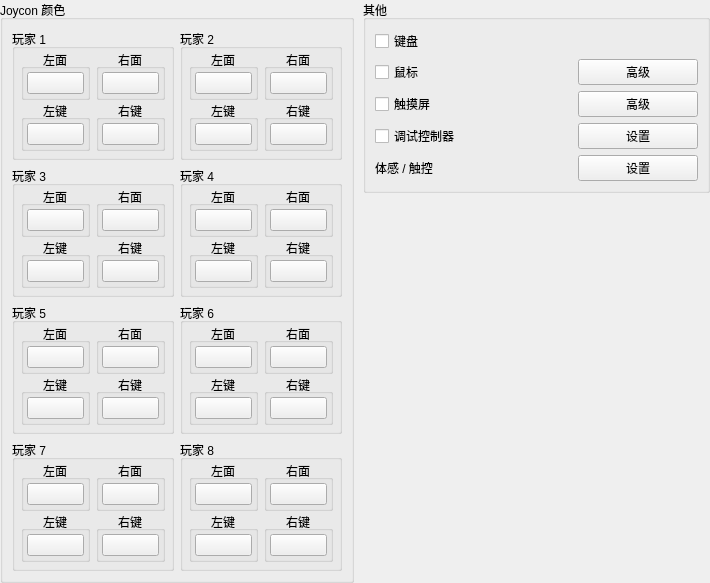
Old version of the form src/yuzu/configuration/configure_input_advanced.ui in the repository formylover/yuzu-early-access.
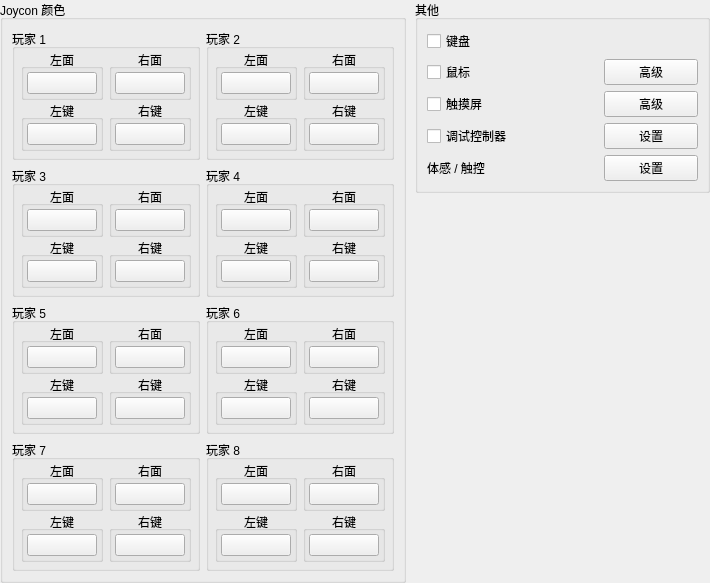
New version of the form.

Diff of the .ui file:
```diff
--- a/src/yuzu/configuration/configure_input_advanced.ui
+++ b/src/yuzu/configuration/configure_input_advanced.ui
@@ -192,18 +192,18 @@
                              </property>
                              <property name="minimumSize">
                               <size>
-                               <width>57</width>
+                               <width>68</width>
                                <height>0</height>
                               </size>
                              </property>
                              <property name="maximumSize">
                               <size>
-                               <width>55</width>
+                               <width>68</width>
                                <height>16777215</height>
                               </size>
                              </property>
                              <property name="styleSheet">
-                              <string notr="true">min-width: 55px;</string>
+                              <string notr="true">min-width: 68px;</string>
                              </property>
                              <property name="text">
                               <string/>
@@ -247,18 +247,18 @@
                              </property>
                              <property name="minimumSize">
                               <size>
-                               <width>57</width>
+                               <width>68</width>
                                <height>0</height>
                               </size>
                              </property>
                              <property name="maximumSize">
                               <size>
-                               <width>55</width>
+                               <width>68</width>
                                <height>16777215</height>
                               </size>
                              </property>
                              <property name="styleSheet">
-                              <string notr="true">min-width: 55px;</string>
+                              <string notr="true">min-width: 68px;</string>
                              </property>
                              <property name="text">
                               <string/>
@@ -323,18 +323,18 @@
                              </property>
                              <property name="minimumSize">
                               <size>
-                               <width>57</width>
+                               <width>68</width>
                                <height>0</height>
                               </size>
                              </property>
                              <property name="maximumSize">
                               <size>
-                               <width>55</width>
+                               <width>68</width>
                                <height>16777215</height>
                               </size>
                              </property>
                              <property name="styleSheet">
-                              <string notr="true">min-width: 55px;</string>
+                              <string notr="true">min-width: 68px;</string>
                              </property>
                              <property name="text">
                               <string/>
@@ -378,18 +378,18 @@
                              </property>
                              <property name="minimumSize">
                               <size>
-                               <width>57</width>
+                               <width>68</width>
                                <height>0</height>
                               </size>
                              </property>
                              <property name="maximumSize">
                               <size>
-                               <width>55</width>
+                               <width>68</width>
                                <height>16777215</height>
                               </size>
                              </property>
                              <property name="styleSheet">
-                              <string notr="true">min-width: 55px;</string>
+                              <string notr="true">min-width: 68px;</string>
                              </property>
                              <property name="text">
                               <string/>
@@ -478,18 +478,18 @@
                              </property>
                              <property name="minimumSize">
                               <size>
-                               <width>57</width>
+                               <width>68</width>
                                <height>0</height>
                               </size>
                              </property>
                              <property name="maximumSize">
                               <size>
-                               <width>55</width>
+                               <width>68</width>
                                <height>16777215</height>
                               </size>
                              </property>
                              <property name="styleSheet">
-                              <string notr="true">min-width: 55px;</string>
+                              <string notr="true">min-width: 68px;</string>
                              </property>
                              <property name="text">
                               <string/>
@@ -533,18 +533,18 @@
                              </property>
                              <property name="minimumSize">
                               <size>
-                               <width>57</width>
+                               <width>68</width>
                                <height>0</height>
                               </size>
                              </property>
                              <property name="maximumSize">
                               <size>
-                               <width>55</width>
+                               <width>68</width>
                                <height>16777215</height>
                               </size>
                              </property>
                              <property name="styleSheet">
-                              <string notr="true">min-width: 55px;</string>
+                              <string notr="true">min-width: 68px;</string>
                              </property>
                              <property name="text">
                               <string/>
@@ -609,18 +609,18 @@
                              </property>
                              <property name="minimumSize">
                               <size>
-                               <width>57</width>
+                               <width>68</width>
                                <height>0</height>
                               </size>
                              </property>
                              <property name="maximumSize">
                               <size>
-                               <width>55</width>
+                               <width>68</width>
                                <height>16777215</height>
                               </size>
                              </property>
                              <property name="styleSheet">
-                              <string notr="true">min-width: 55px;</string>
+                              <string notr="true">min-width: 68px;</string>
                              </property>
                              <property name="text">
                               <string/>
@@ -664,18 +664,18 @@
                              </property>
                              <property name="minimumSize">
                               <size>
-                               <width>57</width>
+                               <width>68</width>
                                <height>0</height>
                               </size>
                              </property>
                              <property name="maximumSize">
                               <size>
-                               <width>55</width>
+                               <width>68</width>
                                <height>16777215</height>
                               </size>
                              </property>
                              <property name="styleSheet">
-                              <string notr="true">min-width: 55px;</string>
+                              <string notr="true">min-width: 68px;</string>
                              </property>
                              <property name="text">
                               <string/>
@@ -782,18 +782,18 @@
                              </property>
                              <property name="minimumSize">
                               <size>
-                               <width>57</width>
+                               <width>68</width>
                                <height>0</height>
                               </size>
                              </property>
                              <property name="maximumSize">
                               <size>
-                               <width>55</width>
+                               <width>68</width>
                                <height>16777215</height>
                               </size>
                              </property>
                              <property name="styleSheet">
-                              <string notr="true">min-width: 55px;</string>
+                              <string notr="true">min-width: 68px;</string>
                              </property>
                              <property name="text">
                               <string/>
@@ -837,18 +837,18 @@
                              </property>
                              <property name="minimumSize">
                               <size>
-                               <width>57</width>
+                               <width>68</width>
                                <height>0</height>
                               </size>
                              </property>
                              <property name="maximumSize">
                               <size>
-                               <width>55</width>
+                               <width>68</width>
                                <height>16777215</height>
                               </size>
                              </property>
                              <property name="styleSheet">
-                              <string notr="true">min-width: 55px;</string>
+                              <string notr="true">min-width: 68px;</string>
                              </property>
                              <property name="text">
                               <string/>
@@ -913,18 +913,18 @@
                              </property>
                              <property name="minimumSize">
                               <size>
-                               <width>57</width>
+                               <width>68</width>
                                <height>0</height>
                               </size>
                              </property>
                              <property name="maximumSize">
                               <size>
-                               <width>55</width>
+                               <width>68</width>
                                <height>16777215</height>
                               </size>
                              </property>
                              <property name="styleSheet">
-                              <string notr="true">min-width: 55px;</string>
+                              <string notr="true">min-width: 68px;</string>
                              </property>
                              <property name="text">
                               <string/>
@@ -968,18 +968,18 @@
                              </property>
                              <property name="minimumSize">
                               <size>
-                               <width>57</width>
+                               <width>68</width>
                                <height>0</height>
                               </size>
                              </property>
                              <property name="maximumSize">
                               <size>
-                               <width>55</width>
+                               <width>68</width>
                                <height>16777215</height>
                               </size>
                              </property>
                              <property name="styleSheet">
-                              <string notr="true">min-width: 55px;</string>
+                              <string notr="true">min-width: 68px;</string>
                              </property>
                              <property name="text">
                               <string/>
@@ -1068,18 +1068,18 @@
                              </property>
                              <property name="minimumSize">
                               <size>
-                               <width>57</width>
+                               <width>68</width>
                                <height>0</height>
                               </size>
                              </property>
                              <property name="maximumSize">
                               <size>
-                               <width>55</width>
+                               <width>68</width>
                                <height>16777215</height>
                               </size>
                              </property>
                              <property name="styleSheet">
-                              <string notr="true">min-width: 55px;</string>
+                              <string notr="true">min-width: 68px;</string>
                              </property>
                              <property name="text">
                               <string/>
@@ -1123,18 +1123,18 @@
                              </property>
                              <property name="minimumSize">
                               <size>
-                               <width>57</width>
+                               <width>68</width>
                                <height>0</height>
                               </size>
                              </property>
                              <property name="maximumSize">
                               <size>
-                               <width>55</width>
+                               <width>68</width>
                                <height>16777215</height>
                               </size>
                              </property>
                              <property name="styleSheet">
-                              <string notr="true">min-width: 55px;</string>
+                              <string notr="true">min-width: 68px;</string>
                              </property>
                              <property name="text">
                               <string/>
@@ -1199,18 +1199,18 @@
                              </property>
                              <property name="minimumSize">
                               <size>
-                               <width>57</width>
+                               <width>68</width>
                                <height>0</height>
                               </size>
                              </property>
                              <property name="maximumSize">
                               <size>
-                               <width>55</width>
+                               <width>68</width>
                                <height>16777215</height>
                               </size>
                              </property>
                              <property name="styleSheet">
-                              <string notr="true">min-width: 55px;</string>
+                              <string notr="true">min-width: 68px;</string>
                              </property>
                              <property name="text">
                               <string/>
@@ -1254,18 +1254,18 @@
                              </property>
                              <property name="minimumSize">
                               <size>
-                               <width>57</width>
+                               <width>68</width>
                                <height>0</height>
                               </size>
                              </property>
                              <property name="maximumSize">
                               <size>
-                               <width>55</width>
+                               <width>68</width>
                                <height>16777215</height>
                               </size>
                              </property>
                              <property name="styleSheet">
-                              <string notr="true">min-width: 55px;</string>
+                              <string notr="true">min-width: 68px;</string>
                              </property>
                              <property name="text">
                               <string/>
@@ -1393,18 +1393,18 @@
                              </property>
                              <property name="minimumSize">
                               <size>
-                               <width>57</width>
+                               <width>68</width>
                                <height>0</height>
                               </size>
                              </property>
                              <property name="maximumSize">
                               <size>
-                               <width>55</width>
+                               <width>68</width>
                                <height>16777215</height>
                               </size>
                              </property>
                              <property name="styleSheet">
-                              <string notr="true">min-width: 55px;</string>
+                              <string notr="true">min-width: 68px;</string>
                              </property>
                              <property name="text">
                               <string/>
@@ -1448,18 +1448,18 @@
                              </property>
                              <property name="minimumSize">
                               <size>
-                               <width>57</width>
+                               <width>68</width>
                                <height>0</height>
                               </size>
                              </property>
                              <property name="maximumSize">
                               <size>
-                               <width>55</width>
+                               <width>68</width>
                                <height>16777215</height>
                               </size>
                              </property>
                              <property name="styleSheet">
-                              <string notr="true">min-width: 55px;</string>
+                              <string notr="true">min-width: 68px;</string>
                              </property>
                              <property name="text">
                               <string/>
@@ -1524,18 +1524,18 @@
                              </property>
                              <property name="minimumSize">
                               <size>
-                               <width>57</width>
+                               <width>68</width>
                                <height>0</height>
                               </size>
                              </property>
                              <property name="maximumSize">
                               <size>
-                               <width>55</width>
+                               <width>68</width>
                                <height>16777215</height>
                               </size>
                              </property>
                              <property name="styleSheet">
-                              <string notr="true">min-width: 55px;</string>
+                              <string notr="true">min-width: 68px;</string>
                              </property>
                              <property name="text">
                               <string/>
@@ -1579,18 +1579,18 @@
                              </property>
                              <property name="minimumSize">
                               <size>
-                               <width>57</width>
+                               <width>68</width>
                                <height>0</height>
                               </size>
                              </property>
                              <property name="maximumSize">
                               <size>
-                               <width>55</width>
+                               <width>68</width>
                                <height>16777215</height>
                               </size>
                              </property>
                              <property name="styleSheet">
-                              <string notr="true">min-width: 55px;</string>
+                              <string notr="true">min-width: 68px;</string>
                              </property>
                              <property name="text">
                               <string/>
@@ -1679,18 +1679,18 @@
                              </property>
                              <property name="minimumSize">
                               <size>
-                               <width>57</width>
+                               <width>68</width>
                                <height>0</height>
                               </size>
                              </property>
                              <property name="maximumSize">
                               <size>
-                               <width>55</width>
+                               <width>68</width>
                                <height>16777215</height>
                               </size>
                              </property>
                              <property name="styleSheet">
-                              <string notr="true">min-width: 55px;</string>
+                              <string notr="true">min-width: 68px;</string>
                              </property>
                              <property name="text">
                               <string/>
@@ -1734,18 +1734,18 @@
                              </property>
                              <property name="minimumSize">
                               <size>
-                               <width>57</width>
+                               <width>68</width>
                                <height>0</height>
                               </size>
                              </property>
                              <property name="maximumSize">
                               <size>
-                               <width>55</width>
+                               <width>68</width>
                                <height>16777215</height>
                               </size>
                              </property>
                              <property name="styleSheet">
-                              <string notr="true">min-width: 55px;</string>
+                              <string notr="true">min-width: 68px;</string>
                              </property>
                              <property name="text">
                               <string/>
@@ -1810,18 +1810,18 @@
                              </property>
                              <property name="minimumSize">
                               <size>
-                               <width>57</width>
+                               <width>68</width>
                                <height>0</height>
                               </size>
                              </property>
                              <property name="maximumSize">
                               <size>
-                               <width>55</width>
+                               <width>68</width>
                                <height>16777215</height>
                               </size>
                              </property>
                              <property name="styleSheet">
-                              <string notr="true">min-width: 55px;</string>
+                              <string notr="true">min-width: 68px;</string>
                              </property>
                              <property name="text">
                               <string/>
@@ -1865,18 +1865,18 @@
                              </property>
                              <property name="minimumSize">
                               <size>
-                               <width>57</width>
+                               <width>68</width>
                                <height>0</height>
                               </size>
                              </property>
                              <property name="maximumSize">
                               <size>
-                               <width>55</width>
+                               <width>68</width>
                                <height>16777215</height>
                               </size>
                              </property>
                              <property name="styleSheet">
-                              <string notr="true">min-width: 55px;</string>
+                              <string notr="true">min-width: 68px;</string>
                              </property>
                              <property name="text">
                               <string/>
@@ -1983,18 +1983,18 @@
                              </property>
                              <property name="minimumSize">
                               <size>
-                               <width>57</width>
+                               <width>68</width>
                                <height>0</height>
                               </size>
                              </property>
                              <property name="maximumSize">
                               <size>
-                               <width>55</width>
+                               <width>68</width>
                                <height>16777215</height>
                               </size>
                              </property>
                              <property name="styleSheet">
-                              <string notr="true">min-width: 55px;</string>
+                              <string notr="true">min-width: 68px;</string>
                              </property>
                              <property name="text">
                               <string/>
@@ -2038,18 +2038,18 @@
                              </property>
                              <property name="minimumSize">
                               <size>
-                               <width>57</width>
+                               <width>68</width>
                                <height>0</height>
                               </size>
                              </property>
                              <property name="maximumSize">
                               <size>
-                               <width>55</width>
+                               <width>68</width>
                                <height>16777215</height>
                               </size>
                              </property>
                              <property name="styleSheet">
-                              <string notr="true">min-width: 55px;</string>
+                              <string notr="true">min-width: 68px;</string>
                              </property>
                              <property name="text">
                               <string/>
@@ -2114,18 +2114,18 @@
                              </property>
                              <property name="minimumSize">
                               <size>
-                               <width>57</width>
+                               <width>68</width>
                                <height>0</height>
                               </size>
                              </property>
                              <property name="maximumSize">
                               <size>
-                               <width>55</width>
+                               <width>68</width>
                                <height>16777215</height>
                               </size>
                              </property>
                              <property name="styleSheet">
-                              <string notr="true">min-width: 55px;</string>
+                              <string notr="true">min-width: 68px;</string>
                              </property>
                              <property name="text">
                               <string/>
@@ -2169,18 +2169,18 @@
                              </property>
                              <property name="minimumSize">
                               <size>
-                               <width>57</width>
+                               <width>68</width>
                                <height>0</height>
                               </size>
                              </property>
                              <property name="maximumSize">
                               <size>
-                               <width>55</width>
+                               <width>68</width>
                                <height>16777215</height>
                               </size>
                              </property>
                              <property name="styleSheet">
-                              <string notr="true">min-width: 55px;</string>
+                              <string notr="true">min-width: 68px;</string>
                              </property>
                              <property name="text">
                               <string/>
@@ -2269,18 +2269,18 @@
                              </property>
                              <property name="minimumSize">
                               <size>
-                               <width>57</width>
+                               <width>68</width>
                                <height>0</height>
                               </size>
                              </property>
                              <property name="maximumSize">
                               <size>
-                               <width>55</width>
+                               <width>68</width>
                                <height>16777215</height>
                               </size>
                              </property>
                              <property name="styleSheet">
-                              <string notr="true">min-width: 55px;</string>
+                              <string notr="true">min-width: 68px;</string>
                              </property>
                              <property name="text">
                               <string/>
@@ -2324,18 +2324,18 @@
                              </property>
                              <property name="minimumSize">
                               <size>
-                               <width>57</width>
+                               <width>68</width>
                                <height>0</height>
                               </size>
                              </property>
                              <property name="maximumSize">
                               <size>
-                               <width>55</width>
+                               <width>68</width>
                                <height>16777215</height>
                               </size>
                              </property>
                              <property name="styleSheet">
-                              <string notr="true">min-width: 55px;</string>
+                              <string notr="true">min-width: 68px;</string>
                              </property>
                              <property name="text">
                               <string/>
@@ -2400,18 +2400,18 @@
                              </property>
                              <property name="minimumSize">
                               <size>
-                               <width>57</width>
+                               <width>68</width>
                                <height>0</height>
                               </size>
                              </property>
                              <property name="maximumSize">
                               <size>
-                               <width>55</width>
+                               <width>68</width>
                                <height>16777215</height>
                               </size>
                              </property>
                              <property name="styleSheet">
-                              <string notr="true">min-width: 55px;</string>
+                              <string notr="true">min-width: 68px;</string>
                              </property>
                              <property name="text">
                               <string/>
@@ -2455,18 +2455,18 @@
                              </property>
                              <property name="minimumSize">
                               <size>
-                               <width>57</width>
+                               <width>68</width>
                                <height>0</height>
                               </size>
                              </property>
                              <property name="maximumSize">
                               <size>
-                               <width>55</width>
+                               <width>68</width>
                                <height>16777215</height>
                               </size>
                              </property>
                              <property name="styleSheet">
-                              <string notr="true">min-width: 55px;</string>
+                              <string notr="true">min-width: 68px;</string>
                              </property>
                              <property name="text">
                               <string/>
```
